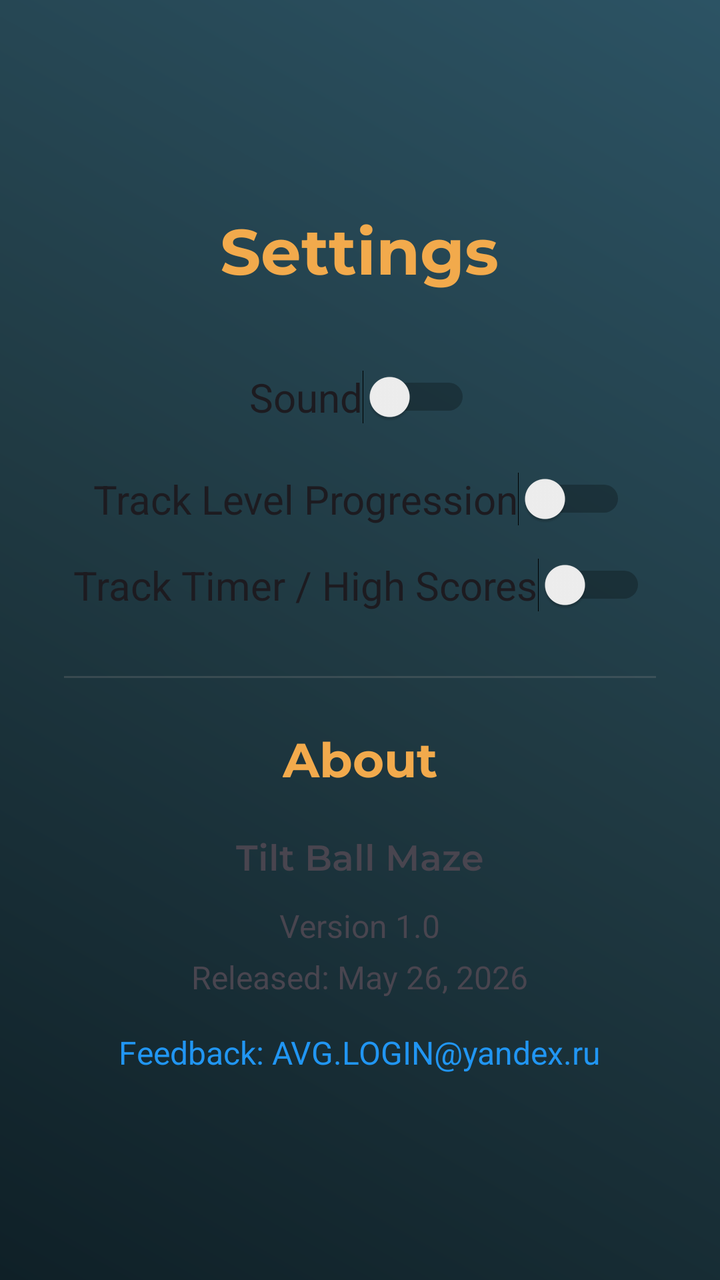
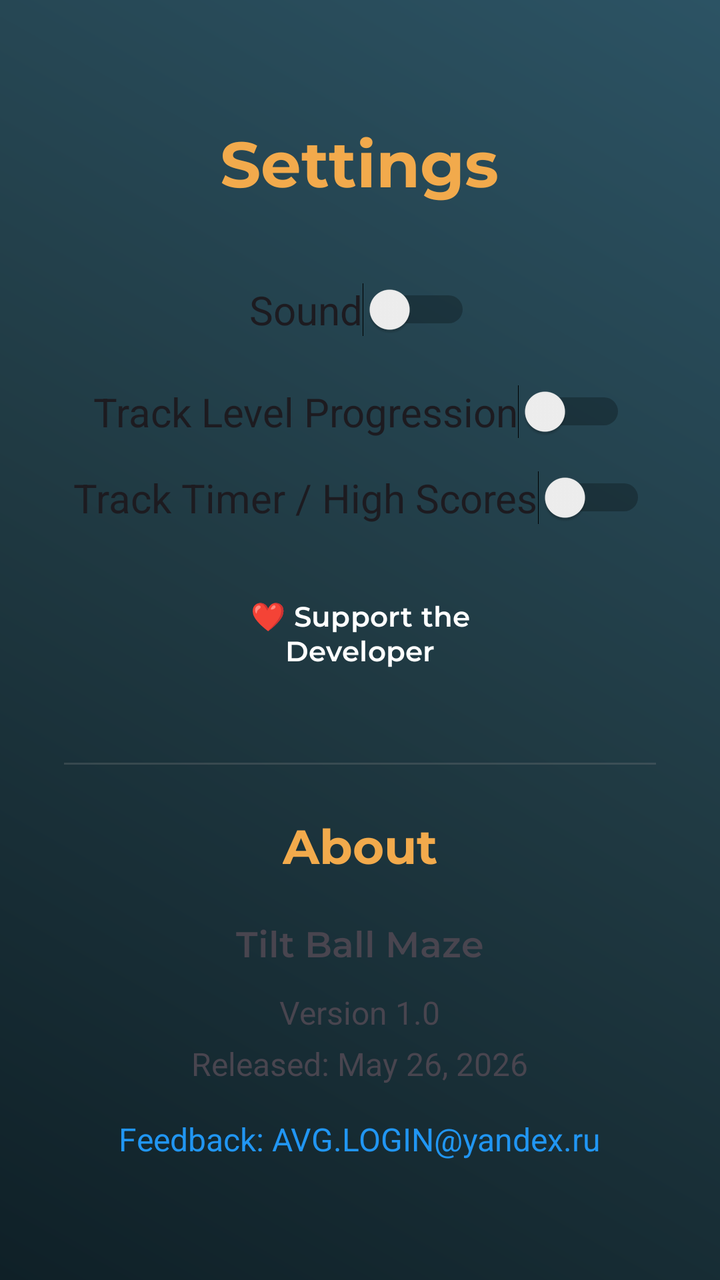

Compare the two renders of this Android layout. The source of the first and the diff that turns it into the second are given below.
<!-- AndroidManifest.xml: application theme Theme.Tiltballmaze -->
<!-- res/layout/activity_settings.xml -->
<?xml version="1.0" encoding="utf-8"?>
<LinearLayout xmlns:android="http://schemas.android.com/apk/res/android"
    android:orientation="vertical"
    android:gravity="center"
    android:background="@drawable/menu_background"
    android:padding="32dp"
    android:layout_width="match_parent"
    android:layout_height="match_parent">

    <TextView
        android:text="Settings"
        android:textSize="32sp"
        android:textColor="@color/menu_title"
        android:layout_marginBottom="32dp"
        android:fontFamily="@font/montserrat_bold"
        android:layout_width="wrap_content"
        android:layout_height="wrap_content"/>

    <Switch
        android:id="@+id/switchSound"
        android:text="Sound"
        android:textSize="20sp"
        android:layout_width="wrap_content"
        android:layout_height="wrap_content"/>

    <Switch
        android:id="@+id/switchProgression"
        android:text="Track Level Progression"
        android:textSize="20sp"
        android:layout_width="wrap_content"
        android:layout_height="wrap_content"
        android:layout_marginTop="24dp"/>

    <Switch
        android:id="@+id/switchTimer"
        android:text="Track Timer / High Scores"
        android:textSize="20sp"
        android:layout_width="wrap_content"
        android:layout_height="wrap_content"
        android:layout_marginTop="16dp"/>

    <View
        android:layout_width="match_parent"
        android:layout_height="1dp"
        android:background="#44888888"
        android:layout_marginTop="32dp"
        android:layout_marginBottom="24dp"/>

    <TextView
        android:text="About"
        android:textSize="24sp"
        android:textColor="@color/menu_title"
        android:layout_marginBottom="16dp"
        android:fontFamily="@font/montserrat_bold"
        android:layout_width="wrap_content"
        android:layout_height="wrap_content"/>

    <TextView
        android:id="@+id/tvAppName"
        android:text="Tilt Ball Maze"
        android:textSize="18sp"
        android:layout_width="wrap_content"
        android:layout_height="wrap_content"
        android:fontFamily="@font/montserrat_semibold"/>

    <TextView
        android:id="@+id/tvVersion"
        android:text="Version 1.0"
        android:textSize="16sp"
        android:layout_marginTop="8dp"
        android:layout_width="wrap_content"
        android:layout_height="wrap_content"/>

    <TextView
        android:id="@+id/tvReleaseDate"
        android:text="Released: May 26, 2026"
        android:textSize="16sp"
        android:layout_marginTop="4dp"
        android:layout_width="wrap_content"
        android:layout_height="wrap_content"/>

    <TextView
        android:id="@+id/tvEmail"
        android:text="Feedback: AVG.LOGIN@yandex.ru"
        android:textSize="16sp"
        android:layout_marginTop="16dp"
        android:textColor="@color/btn_level"
        android:clickable="true"
        android:focusable="true"
        android:layout_width="wrap_content"
        android:layout_height="wrap_content"/>
</LinearLayout>
<!-- resources referenced by this layout -->
<resources>
  <color name="btn_level">#2196F3</color>
  <color name="menu_title">#F2AA4C</color>
  <!-- drawable menu_background (drawable) -->
  <shape xmlns:android="http://schemas.android.com/apk/res/android">
      <gradient
          android:type="linear"
          android:startColor="#0F2027"
          android:centerColor="#203A43"
          android:endColor="#2C5364"
          android:angle="45"/>
  </shape>
  <style name="Theme.Tiltballmaze" parent="Theme.Material3.DayNight.NoActionBar" />
</resources>

<!-- the commit's change to res/layout/activity_settings.xml (unified diff, before → after) -->
@@ -38,6 +38,12 @@
         android:layout_width="wrap_content"
         android:layout_height="wrap_content"
         android:layout_marginTop="16dp"/>
+
+    <Button
+        android:id="@+id/btnSupport"
+        android:text="❤️ Support the Developer"
+        style="@style/GameButton"
+        android:layout_marginTop="24dp"/>
 
     <View
         android:layout_width="match_parent"
<!-- resource entries referenced after the edit -->
@@ -11,6 +11,17 @@
           android:endColor="#2C5364"
           android:angle="45"/>
   </shape>
+  <style name="GameButton" parent="Widget.Material3.Button">
+          <item name="android:layout_width">200dp</item>
+          <item name="android:layout_height">wrap_content</item>
+          <item name="android:backgroundTint">@color/btn_primary</item>
+          <item name="android:textColor">@android:color/white</item>
+          <item name="android:fontFamily">@font/montserrat_semibold</item>
+          <item name="android:padding">12dp</item>
+          <item name="cornerRadius">24dp</item>
+          <item name="android:stateListAnimator">@animator/button_glow</item>
+      </style>
   <style name="Theme.Tiltballmaze" parent="Theme.Material3.DayNight.NoActionBar" />
+  <color name="btn_primary">#4CAF50</color>
 </resources>
 
